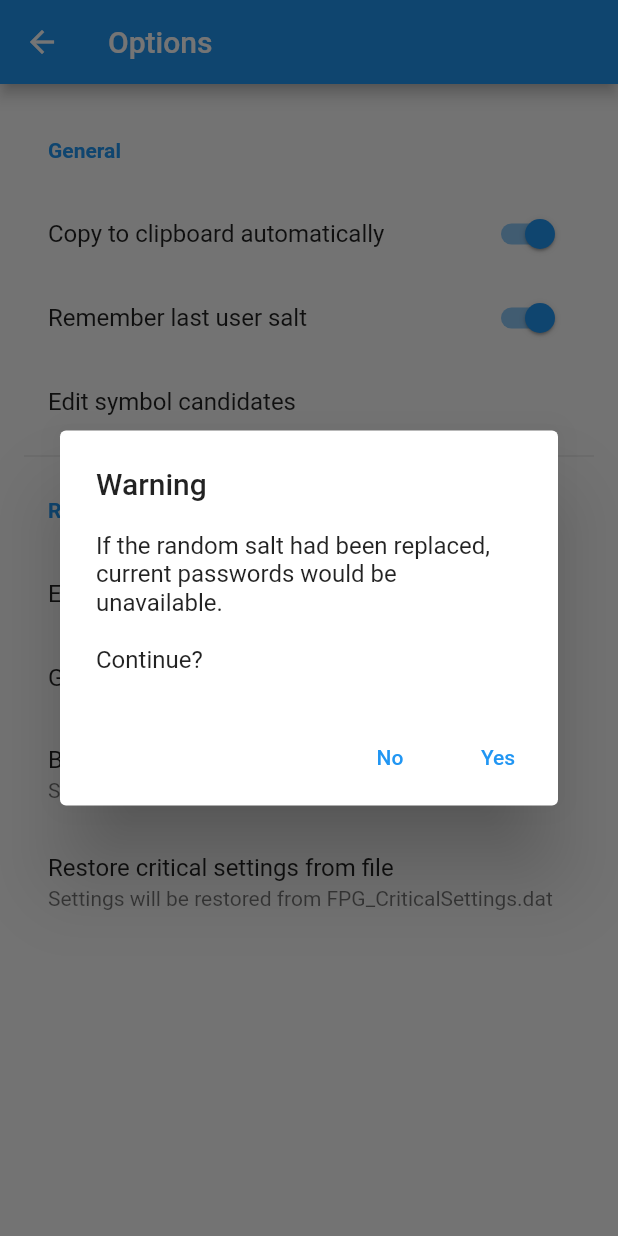
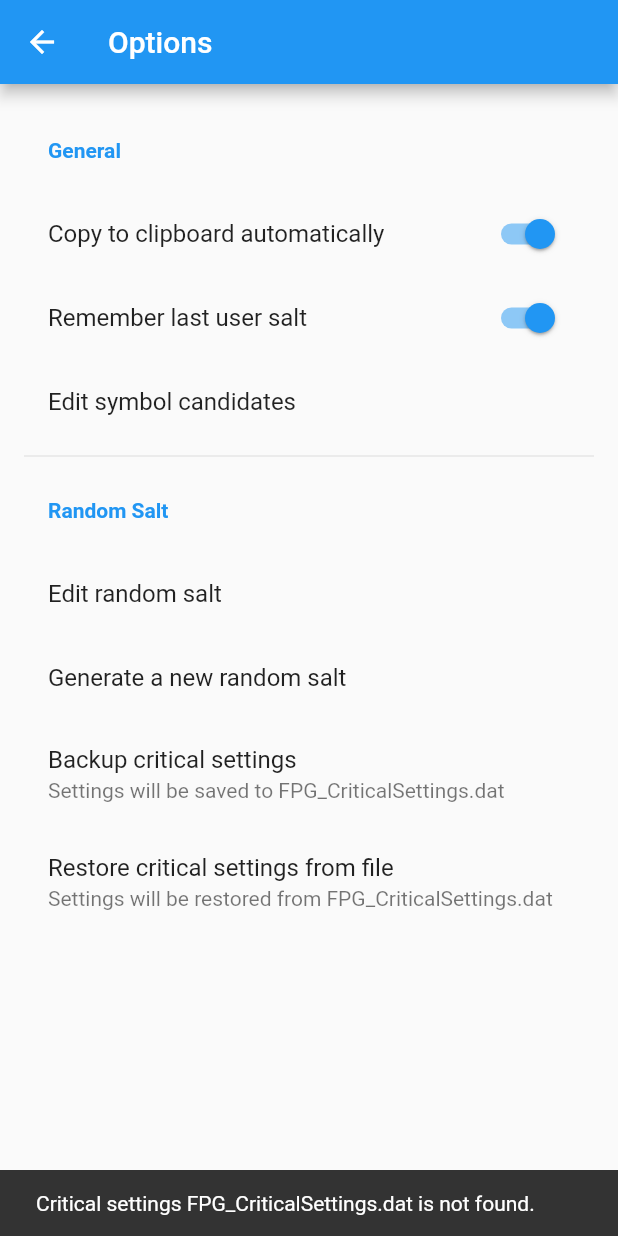
Before and after one commit to xlfdll/FPG, a Flutter app: the OptionsPage screen opened directly, after a tap on "Restore critical settings from file", on a phone screen of 412 x 824 dp. Run offline on Flutter 3.47's test engine with Material 2 defaults, Android fonts, the phone set to English and light mode, and no system bars; our stand-ins replace numberpicker, shared_preferences; accounts and stored records are empty; generated files the repository leaves out were written again.

Commit message:
Added code to check if critical settings backup file exists before restore operation

```diff
--- a/lib/helper.dart
+++ b/lib/helper.dart
@@ -32,6 +32,12 @@ class Helper {
     await file.writeAsString(sb.toString(), flush: true);
   }
 
+  static Future<bool> checkCriticalSettings() async {
+    File file = File(await _getBackupFilePath());
+
+    return file.exists();
+  }
+
   static Future restoreCriticalSettings() async {
     File file = File(await _getBackupFilePath());
 
--- a/lib/l10n/app_en.arb
+++ b/lib/l10n/app_en.arb
@@ -40,6 +40,7 @@
   "restoreCriticalSettingsOptionTitle": "Restore critical settings from file",
   "restoreCriticalSettingsOptionSubtitle": "Settings will be restored from %s",
   "restoreCriticalSettingsCompletedMessage": "Critical settings has been restored from %s.",
+  "restoreCriticalSettingsNotFoundMessage": "Critical settings %s is not found.",
   "@appName": {
     "description": "App name. Used in title."
   },
@@ -162,5 +163,8 @@
   },
   "@restoreCriticalSettingsCompletedMessage": {
     "description": "Critical settings restore completed message"
+  },
+  "@restoreCriticalSettingsNotFoundMessage": {
+    "description": "Critical settings restore not found message"
   }
 }
--- a/lib/pages/optionsPage.dart
+++ b/lib/pages/optionsPage.dart
@@ -167,14 +167,16 @@ class _OptionsPageState extends State<OptionsPage> {
     });
   }
 
-  void restoreCriticalSettings() {
+  void restoreCriticalSettings() async {
+    if (await Helper.checkCriticalSettings()) {
       showDialog(
           context: context,
           barrierDismissible: false,
           builder: (context) {
             return AlertDialog(
               title: Text(AppLocalizations.of(context)!.warning),
-            content: Text(AppLocalizations.of(context)!.randomSaltChangePrompt),
+              content:
+                  Text(AppLocalizations.of(context)!.randomSaltChangePrompt),
               actions: [
                 TextButton(
                     child: Text(AppLocalizations.of(context)!.no),
@@ -188,8 +190,10 @@ class _OptionsPageState extends State<OptionsPage> {
                         ScaffoldMessenger.of(context).showSnackBar(SnackBar(
                             content: Text(AppLocalizations.of(context)!
                                 .restoreCriticalSettingsCompletedMessage
-                              .replaceAll("%s",
-                                  Constants.CriticalSettingsBackupFileName))));
+                                .replaceAll(
+                                    "%s",
+                                    Constants
+                                        .CriticalSettingsBackupFileName))));
                       }).catchError((e) {
                         ScaffoldMessenger.of(context).showSnackBar(SnackBar(
                             content: Text(
@@ -202,6 +206,12 @@ class _OptionsPageState extends State<OptionsPage> {
               ],
             );
           });
+    } else {
+      ScaffoldMessenger.of(context).showSnackBar(SnackBar(
+          content: Text(AppLocalizations.of(context)!
+              .restoreCriticalSettingsNotFoundMessage
+              .replaceAll("%s", Constants.CriticalSettingsBackupFileName))));
+    }
   }
 
   @override
```
Lines whose indentation alone changed are shown as unchanged.
